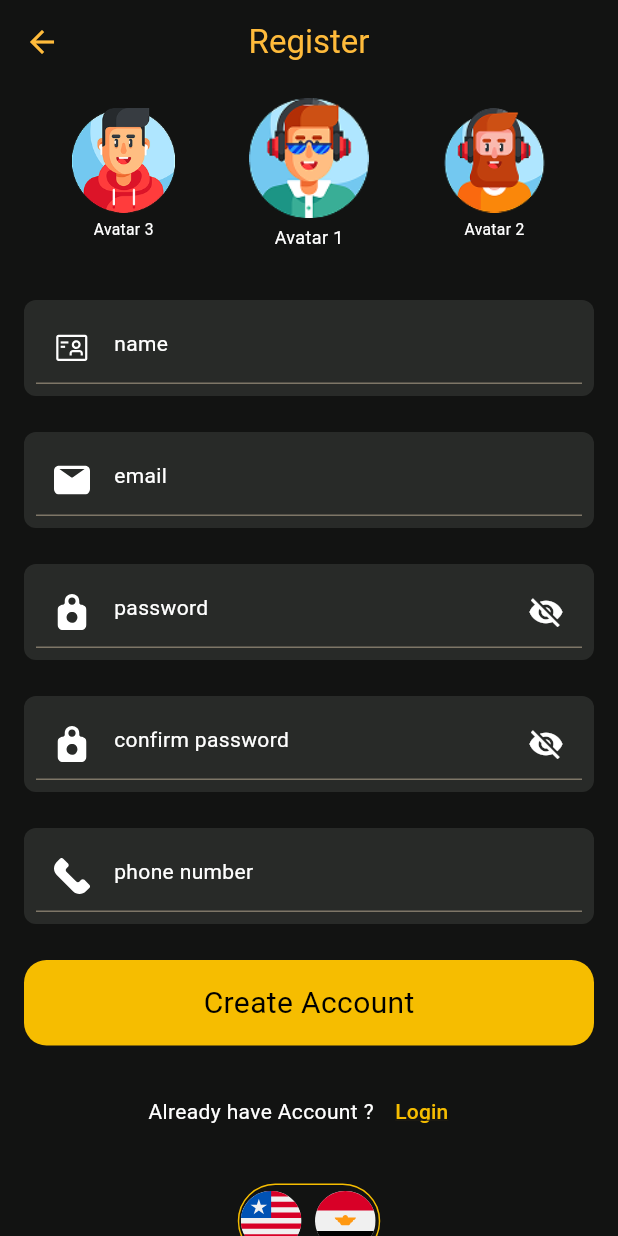
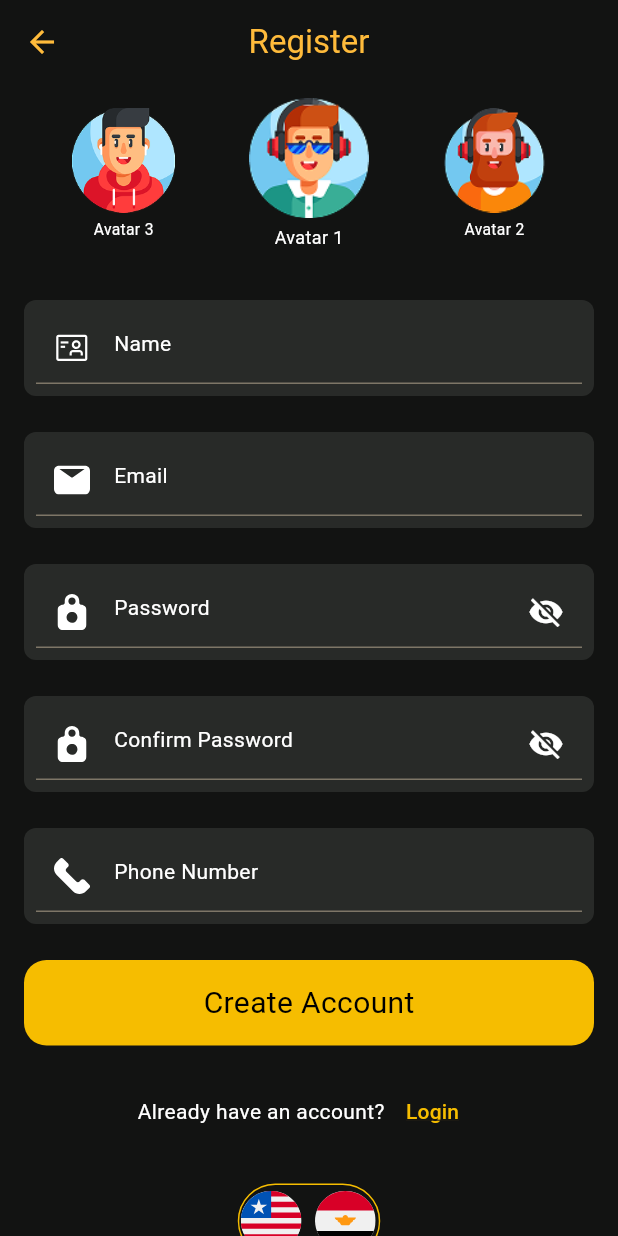
Before and after one commit to alaahamamo7-lang/movies, a Flutter app: the RegisterScreen screen opened directly with sample values from the repository, on a phone screen of 412 x 824 dp. Run offline on Flutter 3.47's test engine with Material 3 defaults, Android fonts, the phone set to English and light mode, and no system bars; drawn by our look-alikes of carousel_slider; our stand-ins replace firebase_auth, firebase_core, flutter_bloc, flutter_svg, google_sign_in; accounts and stored records are empty.

```diff
--- a/lib/core/constants/app_text.dart
+++ b/lib/core/constants/app_text.dart
@@ -4,4 +4,29 @@ abstract final class AppText {
   static const String forgetPassword = "Forget Password ?";
   static const String noAccount = "Don't have an account ?";
   static const String pickAvatar = "Pick Avatar";
+  static const String somethingWentWrong = "Something went wrong. Try again.";
+  static const String invalidCredentials = "Invalid email or password.";
+  static const String invalidEmail = "Invalid email address.";
+  static const String userNotFound = "User not found.";
+  static const String wrongPassword = "Wrong password.";
+  static const String noInternetConnection = "No internet connection.";
+  static const String loginFailed = "Login failed.";
+  static const String networkRequestFailed = "Network request failed.";
+  static const String forgetPasswordTitle = "Forget password";
+  static const String enterYourEmail = "Enter your email";
+  static const String ifAnAccountExists =
+      "If an account exists, a reset link was sent.";
+  static const String verifyEmail = "Verify Email";
+  static const String login = "Login";
+  static const String createAccount = "Create Account";
+  static const String or = "OR";
+  static const String success = "Success";
+  static const String loginWithGoogle = "Login with Google";
+  static const String register = "Register";
+  static const String name = "Name";
+  static const String confirmPassword = "Confirm Password";
+  static const String phoneNumber = "Phone Number";
+  static const String accountCreatedSuccessfully =
+      "Account created successfully.";
+  static const String alreadyHaveAccount = "Already have an account?";
 }
--- a/lib/features/auth/ui/screens/register_screen.dart
+++ b/lib/features/auth/ui/screens/register_screen.dart
@@ -3,6 +3,7 @@ import 'package:flutter/material.dart';
 import 'package:flutter_bloc/flutter_bloc.dart';
 import 'package:flutter_svg/svg.dart';
 import 'package:movies/core/constants/app_color.dart';
+import 'package:movies/core/constants/app_text.dart';
 import 'package:movies/core/utilis/app_validators.dart';
 import 'package:movies/features/auth/ui/cubit/register_cubit.dart';
 import 'package:movies/features/auth/ui/cubit/states/register_state.dart';
@@ -55,7 +56,10 @@ class _RegisterScreenState extends State<RegisterScreen> {
             icon: Icon(Icons.arrow_back, color: Color(0xffFFBB3B)),
           ),
           backgroundColor: Color(0xff121312),
-          title: Text("Register", style: TextStyle(color: Color(0xffFFBB3B))),
+          title: Text(
+            AppText.register,
+            style: TextStyle(color: Color(0xffFFBB3B)),
+          ),
           centerTitle: true,
         ),
         body: SafeArea(
@@ -69,7 +73,7 @@ class _RegisterScreenState extends State<RegisterScreen> {
                   CustomTextFormField(
                     keyboardType: TextInputType.text,
                     textInputAction: TextInputAction.next,
-                    hintText: "name",
+                    hintText: AppText.name,
                     // suffixIcon: Icon(Icons.visibility),
                     prefixIcon: AppAssets.nameIcon,
                     isPassword: false,
@@ -79,7 +83,7 @@ class _RegisterScreenState extends State<RegisterScreen> {
                   ),
                   const SizedBox(height: 24),
                   CustomTextFormField(
-                    hintText: "email",
+                    hintText: AppText.email,
                     prefixIcon: AppAssets.emailIcon,
                     isPassword: false,
                     maxLines: 1,
@@ -92,7 +96,7 @@ class _RegisterScreenState extends State<RegisterScreen> {
 
                   const SizedBox(height: 24),
                   CustomTextFormField(
-                    hintText: "password",
+                    hintText: AppText.password,
                     prefixIcon: AppAssets.passwordIcon,
                     isPassword: true,
                     maxLines: 1,
@@ -108,7 +112,7 @@ class _RegisterScreenState extends State<RegisterScreen> {
                   CustomTextFormField(
                     keyboardType: TextInputType.text,
                     textInputAction: TextInputAction.next,
-                    hintText: "confirm password",
+                    hintText: AppText.confirmPassword,
                     suffixIcon: Icon(Icons.visibility),
                     prefixIcon: AppAssets.passwordIcon,
                     isPassword: true,
@@ -123,7 +127,7 @@ class _RegisterScreenState extends State<RegisterScreen> {
                   CustomTextFormField(
                     keyboardType: TextInputType.phone,
                     textInputAction: TextInputAction.next,
-                    hintText: "phone number",
+                    hintText: AppText.phoneNumber,
                     // suffixIcon: Icon(Icons.visibility),
                     prefixIcon: AppAssets.phoneIcon,
                     isPassword: false,
@@ -154,7 +158,7 @@ class _RegisterScreenState extends State<RegisterScreen> {
                           SnackBar(
                             content: Text(
                               textAlign: TextAlign.center,
-                              "Account Created Successfully",
+                              AppText.accountCreatedSuccessfully,
                               style: TextStyle(color: Colors.white),
                             ),
                             backgroundColor: AppColor.green,
@@ -194,7 +198,7 @@ class _RegisterScreenState extends State<RegisterScreen> {
                                   ),
                                 )
                               : Text(
-                                  "Create Account",
+                                  AppText.createAccount,
                                   style: TextStyle(
                                     color: Colors.black,
                                     fontSize: 20,
@@ -210,13 +214,13 @@ class _RegisterScreenState extends State<RegisterScreen> {
                     mainAxisAlignment: MainAxisAlignment.center,
                     children: [
                       Text(
-                        "Already have Account ?",
+                        AppText.alreadyHaveAccount,
                         style: TextStyle(color: Colors.white),
                       ),
                       TextButton(
                         onPressed: () => Navigator.pop(context),
                         child: Text(
-                          "Login",
+                          AppText.login,
                           style: TextStyle(
                             decoration: TextDecoration.underline,
                             color: Color(0xffF6BD00),
```
Also changed, not shown: lib/features/auth/ui/cubit/login_cubit.dart (+13 -12 lines), lib/features/auth/ui/screens/forget_password_screen.dart (+5 -4 lines), lib/features/auth/ui/screens/login_screen.dart (+7 -7 lines).
